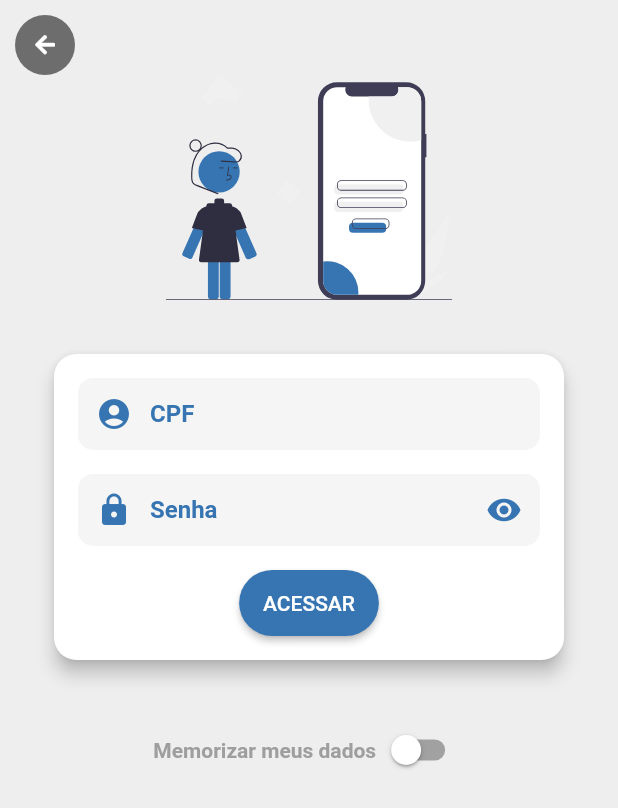
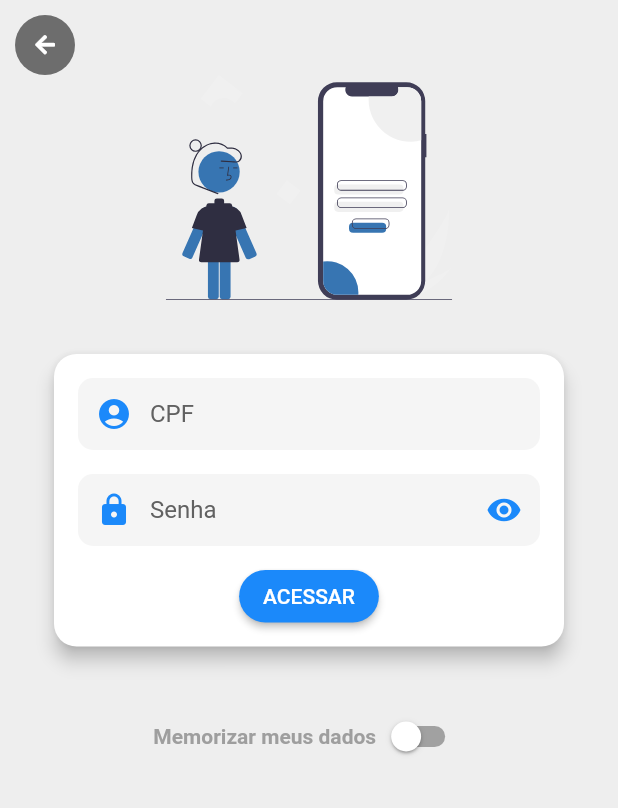
Before and after one commit to rudineizilio/BuscaBus-app, a Flutter app: the screen it shows after launch, after a tap on the "menu" icon, after a tap on "Motorista", on a phone screen of 412 x 824 dp. Shown: the top 808 px of the screen. Run offline on Flutter 3.47's test engine with Material 2 defaults, Android fonts, the phone set to English and light mode, and no system bars; our stand-ins replace cloud_firestore, firebase_core, flutter_mobx, flutter_svg, font_awesome_flutter, geolocator and 3 more; accounts and stored records are empty; generated files the repository leaves out were written again.

Commit message:
Refatora telas

```diff
--- a/lib/main.dart
+++ b/lib/main.dart
@@ -47,8 +47,8 @@ class _MyAppState extends State<MyApp> {
       theme: ThemeData(
         brightness: Brightness.light,
         backgroundColor: Colors.white,
-        primaryColor: Color.fromRGBO(55, 117, 178, 1),
-        accentColor: Color.fromRGBO(55, 117, 178, 1),
+        primaryColor: Color.fromRGBO(27, 137, 250, 1),
+        accentColor: Color.fromRGBO(27, 137, 250, 1),
         scaffoldBackgroundColor: Colors.grey[200],
         visualDensity: VisualDensity.adaptivePlatformDensity,
         dividerColor: Colors.grey[800],
@@ -56,12 +56,13 @@ class _MyAppState extends State<MyApp> {
           color: Colors.white,
           elevation: 2,
           iconTheme: IconThemeData(
-            color: Colors.grey[800],
+            color: Colors.grey[700],
           ),
           textTheme: TextTheme(
             title: TextStyle(
               color: Colors.grey[800],
-              fontSize: 20,
+              fontSize: 18,
+              fontWeight: FontWeight.w500,
             ),
           ),
         ),
--- a/lib/screens/company/index.dart
+++ b/lib/screens/company/index.dart
@@ -28,7 +28,7 @@ class _CompanyScreenState extends State<CompanyScreen> {
     return Scaffold(
       backgroundColor: Theme.of(context).scaffoldBackgroundColor,
       appBar: DefaultAppBar(
-        title: 'Empresa',
+        title: Text('Empresa'),
         automaticallyImplyLeading: false,
         actions: [
           IconButton(
--- a/lib/screens/company/view/bus.dart
+++ b/lib/screens/company/view/bus.dart
@@ -14,7 +14,7 @@ class _ViewBusScreenState extends State<ViewBusScreen> {
     return Scaffold(
       backgroundColor: Theme.of(context).backgroundColor,
       appBar: DefaultAppBar(
-        title: 'Ônibus',
+        title: Text('Ônibus'),
       ),
       body: CompanyListView(
         icon: FontAwesomeIcons.bus,
--- a/lib/screens/company/view/driver.dart
+++ b/lib/screens/company/view/driver.dart
@@ -14,7 +14,7 @@ class _ViewDriverScreenState extends State<ViewDriverScreen> {
     return Scaffold(
       backgroundColor: Theme.of(context).backgroundColor,
       appBar: DefaultAppBar(
-        title: 'Motoristas',
+        title: Text('Motoristas'),
       ),
       body: CompanyListView(
         icon: FontAwesomeIcons.userAlt,
--- a/lib/screens/company/view/line.dart
+++ b/lib/screens/company/view/line.dart
@@ -14,7 +14,7 @@ class _ViewLineScreenState extends State<ViewLineScreen> {
     return Scaffold(
       backgroundColor: Theme.of(context).backgroundColor,
       appBar: DefaultAppBar(
-        title: 'Linhas',
+        title: Text('Linhas'),
       ),
       body: CompanyListView(
         icon: FontAwesomeIcons.projectDiagram,
--- a/lib/screens/company/view/stop.dart
+++ b/lib/screens/company/view/stop.dart
@@ -14,7 +14,7 @@ class _ViewStopScreenState extends State<ViewStopScreen> {
     return Scaffold(
       backgroundColor: Theme.of(context).backgroundColor,
       appBar: DefaultAppBar(
-        title: 'Pontos',
+        title: Text('Pontos'),
       ),
       body: CompanyListView(
         icon: FontAwesomeIcons.store,
--- a/lib/screens/company/widget/company_list_view.dart
+++ b/lib/screens/company/widget/company_list_view.dart
@@ -24,6 +24,7 @@ class _CompanyListViewState extends State<CompanyListView> {
         return Divider(
           height: 5,
           color: Theme.of(context).accentColor,
+          indent: 70,
         );
       },
       itemCount: widget.itens.length,
@@ -59,7 +60,7 @@ class _CompanyListViewState extends State<CompanyListView> {
                     }
                   ),
                   SizedBox(
-                    width: 10,
+                    width: 5,
                   ),
                   button(
                     icon: Icons.delete,
@@ -87,7 +88,7 @@ class _CompanyListViewState extends State<CompanyListView> {
           height: 30,
           decoration: BoxDecoration(
             color: color,
-            borderRadius: BorderRadius.circular(5)
+            borderRadius: BorderRadius.circular(100)
           ),
           child: Center(
             child: Icon(
--- a/lib/screens/home/index.dart
+++ b/lib/screens/home/index.dart
@@ -1,16 +1,9 @@
-import 'package:buscabus/controllers/login/login_controller.dart';
-import 'package:buscabus/controllers/map/map_controller.dart';
-import 'package:buscabus/screens/login/index.dart';
-import 'package:buscabus/widgets/default_appBar.dart';
-import 'package:cloud_firestore/cloud_firestore.dart';
-import 'package:day_night_switcher/day_night_switcher.dart';
-import 'package:firebase_core/firebase_core.dart';
 import 'package:flutter/material.dart';
-import 'package:flutter_mobx/flutter_mobx.dart';
-import 'package:flutter_svg/flutter_svg.dart';
+import 'package:buscabus/screens/home/widgets/map.dart';
+import 'package:buscabus/screens/home/widgets/menu.dart';
 import 'package:font_awesome_flutter/font_awesome_flutter.dart';
-import 'package:google_maps_flutter/google_maps_flutter.dart';
-import 'package:provider/provider.dart';
+
+import '../../widgets/default_appBar.dart';
 
 class HomeScreen extends StatefulWidget {
   @override
@@ -18,173 +11,42 @@ class HomeScreen extends StatefulWidget {
 }
 
 class _HomeScreenState extends State<HomeScreen> {
-  String _mapStyle;
-  MapController _mapController;
-  GoogleMapController _googleMapController;
-  LoginController _loginController;
-  BorderRadiusGeometry _radius;
-
-  @override
-  void didChangeDependencies() {
-    _mapController = Provider.of<MapController>(context);
-    _mapController.getPosition();
-    _loginController = Provider.of<LoginController>(context);
-
-    super.didChangeDependencies();
-  }
-
   @override
   Widget build(BuildContext context) {
-    _radius = BorderRadius.only(
-      topLeft: Radius.circular(10),
-      topRight: Radius.circular(10),
-    );
-
     return Scaffold(
-      backgroundColor: Theme.of(context).scaffoldBackgroundColor,
       appBar: DefaultAppBar(
-        title: 'BuscaBus',
+        title: Container(
+          width: 90,
+          child: Image.asset('lib/assets/images/logo.png')
+        ),
         automaticallyImplyLeading: false,
       ),
+      body: MapScreen(),
       endDrawer: Drawer(
+        child: MenuScreen()
+      ),
+      floatingActionButton: FloatingActionButton(
+        backgroundColor: Theme.of(context).accentColor,
         elevation: 3,
-        child: Column(
-          children: [
-            DrawerHeader(
-              child: Center(
-                child: SvgPicture.asset('lib/assets/images/people_location.svg'),
-              ),
-              decoration: BoxDecoration(
-                color: Theme.of(context).scaffoldBackgroundColor,
-              ),
-              margin: const EdgeInsets.all(0),
-              padding: const EdgeInsets.all(20),
-            ),
-            Expanded(
-              child: Container(
-                color: Theme.of(context).backgroundColor,
-                child: Column(
-                  children: [
-                    Observer(builder: (_) {
-                      return ListTile(
-                        leading: FaIcon(
-                          FontAwesomeIcons.userAlt,
-                          color: Theme.of(context).accentColor,
-                          size: 18,
-                        ),
-                        title: Text(
-                          'Motorista',
-                        ),
-                        onTap: () {
-                          _loginController.setLoginType('driver');
-
-                          Navigator.push(
-                            context,
-                            MaterialPageRoute(
-                                builder: (context) => LoginScreen()),
-                          );
-                        },
-                      );
-                    }),
-                    Observer(builder: (_) {
-                      return ListTile(
-                        leading: FaIcon(
-                          FontAwesomeIcons.solidBuilding,
-                          color: Theme.of(context).accentColor,
-                          size: 18,
-                        ),
-                        title: Text(
-                          'Empresa',
-                        ),
-                        onTap: () {
-                          _loginController.setLoginType('company');
-
-                          Navigator.push(
-                            context,
-                            MaterialPageRoute(
-                                builder: (context) => LoginScreen()),
-                          );
-                        },
-                      );
-                    }),
-                  ],
-                ),
-              ),
-            ),
-          ],
-        ),
-      ),
-      body: Stack(
-        children: [
-          Flex(
-            direction: Axis.vertical,
-            children: [
-              Flexible(
-                child: Container(
-                  child: GoogleMap(
-                    zoomControlsEnabled: false,
-                    onMapCreated: (GoogleMapController controller) {
-                      _googleMapController = controller;
-                      _googleMapController.setMapStyle(_mapStyle);
-                    },
-                    // onMapCreated: _onMapCreated,
-                    initialCameraPosition: const CameraPosition(
-                      target: LatLng(-26.2049706, -52.6990064),
-                      zoom: 15.0,
-                    ),
-                    // markers: Set<Marker>.of(markers.values),
-                  ),
-                ),
-              ),
-            ],
-          ),
-          Positioned(
-            bottom: 10,
-            right: 0,
-            left: 0,
-            child: Center(
-              child: RaisedButton(
-                  color: Theme.of(context).accentColor,
-                  child: Row(
-                    mainAxisSize: MainAxisSize.min,
-                    children: [
-                      Text(
-                        'Filtrar linha',
-                        style: TextStyle(color: Colors.white, fontSize: 14),
-                      ),
-                      SizedBox(
-                        width: 10,
-                      ),
-                      Icon(
+        tooltip: 'Filtrar linha',
+        child: Icon(
           Icons.filter_list,
           color: Colors.white,
-                        size: 20,
         ),
-                    ],
-                  ),
-                  shape: RoundedRectangleBorder(
-                    borderRadius: BorderRadius.circular(30),
-                  ),
-                  elevation: 0,
-                  onPressed: () {
-                    showFilterDialog(context);
-                  }),
-            ),
-          ),
-        ],
+        onPressed: () => showFilterDialog(context),
       ),
     );
   }
 
   Widget lineList() {
-    return Container(
-      decoration: BoxDecoration(
-        color: Theme.of(context).backgroundColor,
-        borderRadius: _radius,
-      ),
-      child: Expanded(
-        child: ListView.separated(
-          separatorBuilder: (BuildContext context, int index) => Divider(color: Theme.of(context).accentColor),
+    return ListView.separated(
+      separatorBuilder: (context, index) {
+        return Divider(
+          height: 5,
+          color: Theme.of(context).accentColor,
+          indent: 70,
+        );
+      },
       itemCount: 50,
       itemBuilder: (context, index){
         return ListTile(
@@ -209,8 +71,6 @@ class _HomeScreenState extends State<HomeScreen> {
           onTap: () => print('Pressionou o item $index'),
         );
       },
-        ),
-      ),
     );
   }
 
@@ -235,26 +95,28 @@ class _HomeScreenState extends State<HomeScreen> {
         ),
         content: lineList(),
         actions: [
-          FlatButton(
+          InkWell(
             child: Container(
-              height: 50,
-              width: 50,
-              decoration: BoxDecoration(
+              margin: const EdgeInsets.all(10),
+              child: Row(
+                crossAxisAlignment: CrossAxisAlignment.center,
+                children: [
+                  Text(
+                    'Salvar',
+                    style: TextStyle(
                       color: Theme.of(context).accentColor,
-                borderRadius: BorderRadius.circular(100),
-              ),
-              child: Center(
-                child: FaIcon(
-                  FontAwesomeIcons.check,
-                  color: Colors.white,
-                  size: 15,
+                      fontWeight: FontWeight.w500,
                     ),
                   ),
+                  SizedBox(width: 5),
+                  Icon(
+                    Icons.check,
+                    color: Theme.of(context).accentColor,
                   ),
-            shape: RoundedRectangleBorder(
-              borderRadius: BorderRadius.circular(100),
+                ],
               ),
-            onPressed: () {
+            ),
+            onTap: () {
               print('Aplica filtro selecionado');
               Navigator.pop(context);
             },
--- /dev/null
+++ b/lib/screens/home/widgets/map.dart
@@ -0,0 +1,48 @@
+import 'package:flutter/material.dart';
+import 'package:font_awesome_flutter/font_awesome_flutter.dart';
+import 'package:google_maps_flutter/google_maps_flutter.dart';
+import 'package:provider/provider.dart';
+
+import '../../../controllers/map/map_controller.dart';
+
+class MapScreen extends StatefulWidget {
+  @override
+  _MapScreenState createState() => _MapScreenState();
+}
+
+class _MapScreenState extends State<MapScreen> {
+  MapController _mapController;
+
+  @override
+  void didChangeDependencies() {
+    _mapController = Provider.of<MapController>(context);
+    _mapController.getPosition();
+
+    super.didChangeDependencies();
+  }
+
+  @override
+  Widget build(BuildContext context) {
+    return Flex(
+      direction: Axis.vertical,
+      children: [
+        Flexible(
+          child: Container(
+            child: GoogleMap(
+              zoomControlsEnabled: false,
+              // onMapCreated: (GoogleMapController controller) {
+              //   _googleMapController = controller;
+              // },
+              // onMapCreated: _onMapCreated,
+              initialCameraPosition: const CameraPosition(
+                target: LatLng(-26.2049706, -52.6990064),
+                zoom: 15.0,
+              ),
+              // markers: Set<Marker>.of(markers.values),
+            ),
+          ),
+        ),
+      ],
+    );
+  }
+}
--- /dev/null
+++ b/lib/screens/home/widgets/menu.dart
@@ -0,0 +1,168 @@
+import 'package:flutter/material.dart';
+import 'package:flutter_mobx/flutter_mobx.dart';
+import 'package:flutter_svg/svg.dart';
+import 'package:font_awesome_flutter/font_awesome_flutter.dart';
+import 'package:provider/provider.dart';
+
+import '../../../controllers/login/login_controller.dart';
+import '../../login/index.dart';
+
+class MenuScreen extends StatefulWidget {
+  @override
+  _MenuScreenState createState() => _MenuScreenState();
+}
+
+class _MenuScreenState extends State<MenuScreen> {
+  LoginController _loginController;
+
+  @override
+  void didChangeDependencies() {
+    _loginController = Provider.of<LoginController>(context);
+
+    super.didChangeDependencies();
+  }
+
+  @override
+  Widget build(BuildContext context) {
+    return Flex(
+        direction: Axis.vertical,
+        children: [
+          DrawerHeader(
+            padding: const EdgeInsets.all(0),
+            child: Container(
+              padding: const EdgeInsets.all(20),
+              child: SvgPicture.asset('lib/assets/images/people_location.svg'),
+              decoration: BoxDecoration(
+                color: Theme.of(context).backgroundColor,
+              ),
+            ),
+          ),
+          Expanded(
+            child: Container(
+              color: Theme.of(context).backgroundColor,
+              child: Column(
+                crossAxisAlignment: CrossAxisAlignment.start,
+                children: [
+                  SizedBox(
+                    height: 20,
+                  ),
+                  Material(
+                    child: InkWell(
+                      child: Container(
+                        margin: const EdgeInsets.only(top: 10, right: 30),
+                        padding: const EdgeInsets.symmetric(vertical: 10, horizontal: 10),
+                        decoration: BoxDecoration(
+                          color: Theme.of(context).accentColor,
+                          borderRadius: BorderRadius.only(
+                            topRight: Radius.circular(10),
+                            bottomRight: Radius.circular(10),
+                          ),
+                        ),
+                        child: Row(
+                          mainAxisAlignment: MainAxisAlignment.start,
+                          children: [
+                            FaIcon(
+                              FontAwesomeIcons.home,
+                              color: Colors.white,
+                              size: 18,
+                            ),
+                            VerticalDivider(
+                              width: 10,
+                              color: Colors.transparent,
+                            ),
+                            Text(
+                              'Home',
+                              style: TextStyle(
+                                color: Colors.white,
+                                fontWeight: FontWeight.w500,
+                              ),
+                              ),
+                          ],
+                        ),
+                      ),
+                    ),
+                  ),
+                  Observer(builder: (_) {
+                    return InkWell(
+                      child: Container(
+                        margin: const EdgeInsets.only(top: 10),
+                        padding: const EdgeInsets.symmetric(vertical: 10, horizontal: 10),
+                        child: Row(
+                          mainAxisAlignment: MainAxisAlignment.start,
+                          children: [
+                            FaIcon(
+                              FontAwesomeIcons.userAlt,
+                              color: Colors.grey[700],
+                              size: 18,
+                            ),
+                            VerticalDivider(
+                              width: 10,
+                              color: Colors.transparent,
+                            ),
+                            Text(
+                              'Motorista',
+                              style: TextStyle(
+                                color: Colors.grey[700],
+                                fontWeight: FontWeight.w500,
+                              ),
+                            )
+                          ],
+                        ),
+                      ),
+                      onTap: () {
+                        _loginController.setLoginType('driver');
+
+                        Navigator.push(
+                          context,
+                          MaterialPageRoute(
+                              builder: (context) => LoginScreen()),
+                        );
+                      },
+                    );
+                  }),
+                  Observer(builder: (_) {
+                    return InkWell(
+                      child: Container(
+                        margin: const EdgeInsets.only(top: 10),
+                        padding: const EdgeInsets.symmetric(vertical: 10, horizontal: 10),
+                        child: Row(
+                          mainAxisAlignment: MainAxisAlignment.start,
+                          children: [
+                            FaIcon(
+                              FontAwesomeIcons.building,
+                              color: Colors.grey[700],
+                              size: 18,
+                            ),
+                            VerticalDivider(
+                              width: 10,
+                              color: Colors.transparent,
+                            ),
+                            Text(
+                              'Empresa',
+                              style: TextStyle(
+                                color: Colors.grey[700],
+                                fontWeight: FontWeight.w500,
+                              ),
+                            )
+                          ],
+                        ),
+                      ),
+                      onTap: () {
+                        _loginController.setLoginType('company');
+
+                        Navigator.push(
+                          context,
+                          MaterialPageRoute(
+                              builder: (context) => LoginScreen()),
+                        );
+                      },
+                    );
+                  }),
+                ],
+              ),
+            ),
+          ),
+        ],
+    );
+  }
+}
--- a/lib/screens/login/index.dart
+++ b/lib/screens/login/index.dart
@@ -164,7 +164,7 @@ class _LoginScreenState extends State<LoginScreen> {
                                     height: 16,
                                   ),
                                   SizedBox(
-                                    height: 44,
+                                    height: 35,
                                     child: Observer(builder: (_) {
                                       return RaisedButton(
                                         shape: RoundedRectangleBorder(
--- a/lib/widgets/custom_textField.dart
+++ b/lib/widgets/custom_textField.dart
@@ -38,8 +38,7 @@ class CustomTextField extends StatelessWidget {
       child: TextFormField(
         key: key,
         style: TextStyle(
-          color: Theme.of(context).accentColor,
-          fontWeight: FontWeight.bold,
+          color: Colors.grey[700],
         ),
         initialValue: initialValue,
         controller: controller,
@@ -50,7 +49,7 @@ class CustomTextField extends StatelessWidget {
         decoration: InputDecoration(
           hintText: hint,
           hintStyle: TextStyle(
-            color: Theme.of(context).accentColor,
+            color: Colors.grey[700],
           ),
           border: InputBorder.none,
           prefixIcon: prefix,
--- a/lib/widgets/default_appBar.dart
+++ b/lib/widgets/default_appBar.dart
@@ -2,7 +2,7 @@ import 'package:flutter/material.dart';
 import 'package:flutter/widgets.dart';
 
 class DefaultAppBar extends StatefulWidget implements PreferredSizeWidget {
-  final String title;
+  final Widget title;
   final bool centerTitle;
   final PreferredSizeWidget bottom;
   final bool automaticallyImplyLeading;
@@ -31,9 +31,7 @@ class _DefaultAppBarState extends State<DefaultAppBar> {
       automaticallyImplyLeading: widget.automaticallyImplyLeading,
       title: Padding(
         padding: const EdgeInsets.only(left: 10),
-        child: Text(
-          widget.title,
-        ),
+        child: widget.title,
       ),
       centerTitle: widget.centerTitle,
       titleSpacing: 0,
--- a/pubspec.yaml
+++ b/pubspec.yaml
@@ -39,8 +39,6 @@ dependencies:
   geoflutterfire: ^2.2.2
   geolocator: ^6.2.1
   flutter_svg: ^0.18.0
-  sliding_up_panel: ^1.0.2
-  day_night_switcher: ^0.1.1+1
 
 dev_dependencies:
   flutter_test:
```
Also changed, not shown: lib/screens/driver/index.dart (+10 -10 lines), lib/assets/images/logo.png (added), pubspec.lock. Lines whose indentation alone changed are shown as unchanged.
